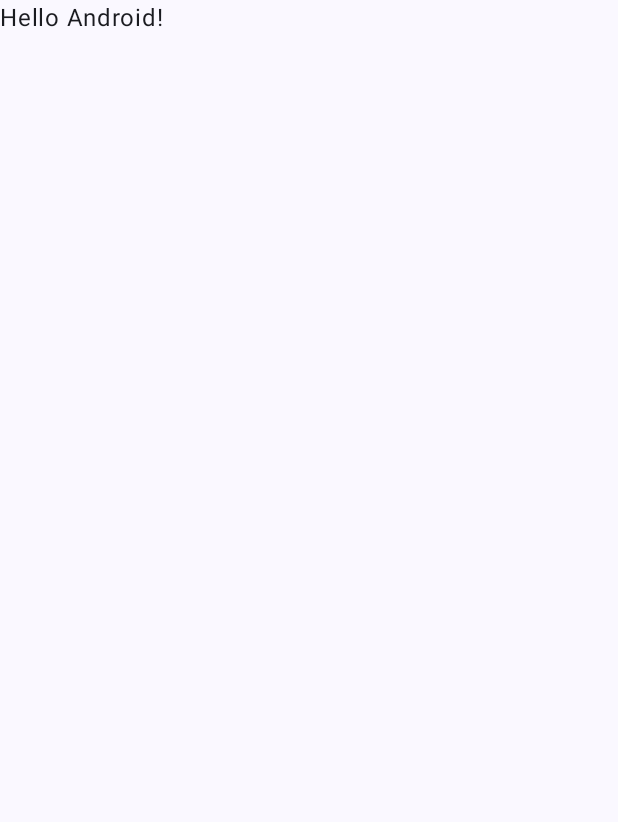
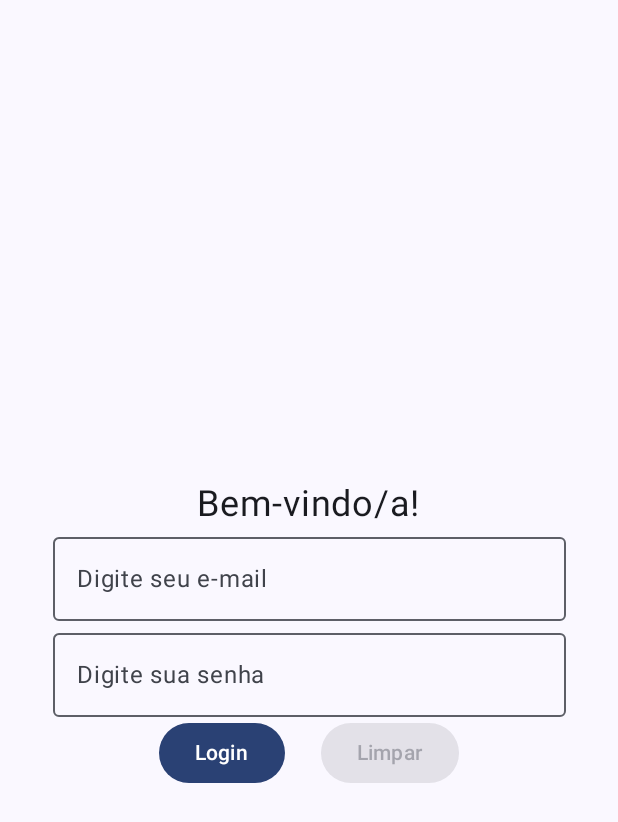
Before and after one commit to lanarayanne/PetPlace, an Android app built with Jetpack Compose: the screen it shows after launch (MainActivity before the commit, LoginActivity after it), on a phone screen of 412 x 824 dp. Before the commit the part shown is almost empty. Shown: the top 822 px of the screen. Run offline under Robolectric (Android 15) with nearby library versions, the phone set to English and light mode, and no system bars.

Commit message:
add login activity

```diff
--- a/app/src/main/AndroidManifest.xml
+++ b/app/src/main/AndroidManifest.xml
@@ -12,15 +12,25 @@
         android:supportsRtl="true"
         android:theme="@style/Theme.PetPlace">
         <activity
+            android:name=".LoginActivity"
+            android:exported="true"
+            android:label="@string/title_activity_login"
+            android:theme="@style/Theme.PetPlace" >
+        <intent-filter>
+            <action android:name="android.intent.action.MAIN" />
+            <category android:name="android.intent.category.LAUNCHER" />
+        </intent-filter>
+        </activity>
+        <activity
             android:name=".MainActivity"
             android:exported="true"
             android:label="@string/app_name"
             android:theme="@style/Theme.PetPlace">
-            <intent-filter>
-                <action android:name="android.intent.action.MAIN" />
+<!--            <intent-filter>-->
+<!--                <action android:name="android.intent.action.MAIN" />-->
 
-                <category android:name="android.intent.category.LAUNCHER" />
-            </intent-filter>
+<!--                <category android:name="android.intent.category.LAUNCHER" />-->
+<!--            </intent-filter>-->
         </activity>
     </application>
 
--- /dev/null
+++ b/app/src/main/java/com/petplace/LoginActivity.kt
@@ -0,0 +1,101 @@
+package com.petplace
+
+import android.app.Activity
+import android.os.Bundle
+import android.widget.Toast
+import androidx.activity.ComponentActivity
+import androidx.activity.compose.LocalActivity
+import androidx.activity.compose.setContent
+import androidx.activity.enableEdgeToEdge
+import androidx.compose.foundation.layout.Arrangement
+import androidx.compose.foundation.layout.Column
+import androidx.compose.foundation.layout.Row
+import androidx.compose.foundation.layout.Spacer
+import androidx.compose.foundation.layout.fillMaxSize
+import androidx.compose.foundation.layout.fillMaxWidth
+import androidx.compose.foundation.layout.padding
+import androidx.compose.foundation.layout.size
+import androidx.compose.material3.Button
+import androidx.compose.material3.OutlinedTextField
+import androidx.compose.material3.Scaffold
+import androidx.compose.material3.Text
+import androidx.compose.runtime.Composable
+import androidx.compose.runtime.mutableStateOf
+import androidx.compose.runtime.saveable.rememberSaveable
+import androidx.compose.ui.Modifier
+import androidx.compose.ui.text.input.PasswordVisualTransformation
+import androidx.compose.ui.tooling.preview.Preview
+import androidx.compose.ui.unit.dp
+import androidx.compose.ui.unit.sp
+import com.petplace.ui.ui.theme.PetPlaceTheme
+import androidx.compose.runtime.getValue
+import androidx.compose.runtime.setValue
+import androidx.compose.ui.Alignment.Companion.CenterHorizontally
+
+class LoginActivity : ComponentActivity() {
+    override fun onCreate(savedInstanceState: Bundle?) {
+        super.onCreate(savedInstanceState)
+        enableEdgeToEdge()
+        setContent {
+            PetPlaceTheme {
+                Scaffold(modifier = Modifier.fillMaxSize()) { innerPadding ->
+                    LoginPage(modifier = Modifier.padding(innerPadding))
+                }
+            }
+        }
+    }
+}
+
+@Preview(showBackground = true)
+@Composable
+fun LoginPage(modifier: Modifier = Modifier) {
+    var email by rememberSaveable { mutableStateOf("") }
+    var password by rememberSaveable { mutableStateOf("") }
+    val activity = LocalActivity.current as Activity
+    Column(
+        modifier = modifier.padding(16.dp).fillMaxSize(),
+        verticalArrangement = Arrangement.Center,
+        horizontalAlignment = CenterHorizontally
+    ) {
+        Spacer(modifier = modifier.size(24.dp))
+        Text(
+            text = "Bem-vindo/a!",
+            fontSize = 24.sp
+        )
+
+
+        OutlinedTextField(
+            value = email,
+            label = { Text(text = "Digite seu e-mail") },
+            modifier =  modifier.fillMaxWidth(fraction = 0.9f),
+            onValueChange = { email = it }
+        )
+
+        //Spacer(modifier = modifier.size(24.dp))
+
+        OutlinedTextField(
+            value = password,
+            label = { Text(text = "Digite sua senha") },
+            modifier =  modifier.fillMaxWidth(fraction = 0.9f),
+            onValueChange = { password = it },
+            visualTransformation = PasswordVisualTransformation()
+        )
+
+        Row(modifier = modifier) {
+            Button(  onClick = {
+                Toast.makeText(activity, "Login OK!", Toast.LENGTH_LONG).show()
+            } ) {
+                Text("Login")
+            }
+
+            Spacer(modifier = modifier.size(24.dp))
+
+            Button(
+                onClick = { email = ""; password = "" },
+                enabled = email.isNotEmpty() && password.isNotEmpty()
+            ) {
+                Text("Limpar")
+            }
+        }
+    }
+}
--- /dev/null
+++ b/app/src/main/java/com/petplace/ui/ui/theme/Color.kt
@@ -0,0 +1,11 @@
+package com.petplace.ui.ui.theme
+
+import androidx.compose.ui.graphics.Color
+
+val Purple80 = Color(0xFFD0BCFF)
+val PurpleGrey80 = Color(0xFFCCC2DC)
+val Pink80 = Color(0xFFEFB8C8)
+
+val Purple40 = Color(0xFF6650a4)
+val PurpleGrey40 = Color(0xFF625b71)
+val Pink40 = Color(0xFF7D5260)
--- /dev/null
+++ b/app/src/main/java/com/petplace/ui/ui/theme/Theme.kt
@@ -0,0 +1,58 @@
+package com.petplace.ui.ui.theme
+
+import android.app.Activity
+import android.os.Build
+import androidx.compose.foundation.isSystemInDarkTheme
+import androidx.compose.material3.MaterialTheme
+import androidx.compose.material3.darkColorScheme
+import androidx.compose.material3.dynamicDarkColorScheme
+import androidx.compose.material3.dynamicLightColorScheme
+import androidx.compose.material3.lightColorScheme
+import androidx.compose.runtime.Composable
+import androidx.compose.ui.platform.LocalContext
+
+private val DarkColorScheme = darkColorScheme(
+    primary = Purple80,
+    secondary = PurpleGrey80,
+    tertiary = Pink80
+)
+
+private val LightColorScheme = lightColorScheme(
+    primary = Purple40,
+    secondary = PurpleGrey40,
+    tertiary = Pink40
+
+    /* Other default colors to override
+    background = Color(0xFFFFFBFE),
+    surface = Color(0xFFFFFBFE),
+    onPrimary = Color.White,
+    onSecondary = Color.White,
+    onTertiary = Color.White,
+    onBackground = Color(0xFF1C1B1F),
+    onSurface = Color(0xFF1C1B1F),
+    */
+)
+
+@Composable
+fun PetPlaceTheme(
+    darkTheme: Boolean = isSystemInDarkTheme(),
+    // Dynamic color is available on Android 12+
+    dynamicColor: Boolean = true,
+    content: @Composable () -> Unit
+) {
+    val colorScheme = when {
+        dynamicColor && Build.VERSION.SDK_INT >= Build.VERSION_CODES.S -> {
+            val context = LocalContext.current
+            if (darkTheme) dynamicDarkColorScheme(context) else dynamicLightColorScheme(context)
+        }
+
+        darkTheme -> DarkColorScheme
+        else -> LightColorScheme
+    }
+
+    MaterialTheme(
+        colorScheme = colorScheme,
+        typography = Typography,
+        content = content
+    )
+}
--- /dev/null
+++ b/app/src/main/java/com/petplace/ui/ui/theme/Type.kt
@@ -0,0 +1,34 @@
+package com.petplace.ui.ui.theme
+
+import androidx.compose.material3.Typography
+import androidx.compose.ui.text.TextStyle
+import androidx.compose.ui.text.font.FontFamily
+import androidx.compose.ui.text.font.FontWeight
+import androidx.compose.ui.unit.sp
+
+// Set of Material typography styles to start with
+val Typography = Typography(
+    bodyLarge = TextStyle(
+        fontFamily = FontFamily.Default,
+        fontWeight = FontWeight.Normal,
+        fontSize = 16.sp,
+        lineHeight = 24.sp,
+        letterSpacing = 0.5.sp
+    )
+    /* Other default text styles to override
+    titleLarge = TextStyle(
+        fontFamily = FontFamily.Default,
+        fontWeight = FontWeight.Normal,
+        fontSize = 22.sp,
+        lineHeight = 28.sp,
+        letterSpacing = 0.sp
+    ),
+    labelSmall = TextStyle(
+        fontFamily = FontFamily.Default,
+        fontWeight = FontWeight.Medium,
+        fontSize = 11.sp,
+        lineHeight = 16.sp,
+        letterSpacing = 0.5.sp
+    )
+    */
+)
--- a/app/src/main/res/values/strings.xml
+++ b/app/src/main/res/values/strings.xml
@@ -1,3 +1,4 @@
 <resources>
     <string name="app_name">PetPlace</string>
+    <string name="title_activity_login">LoginActivity</string>
 </resources>
```
